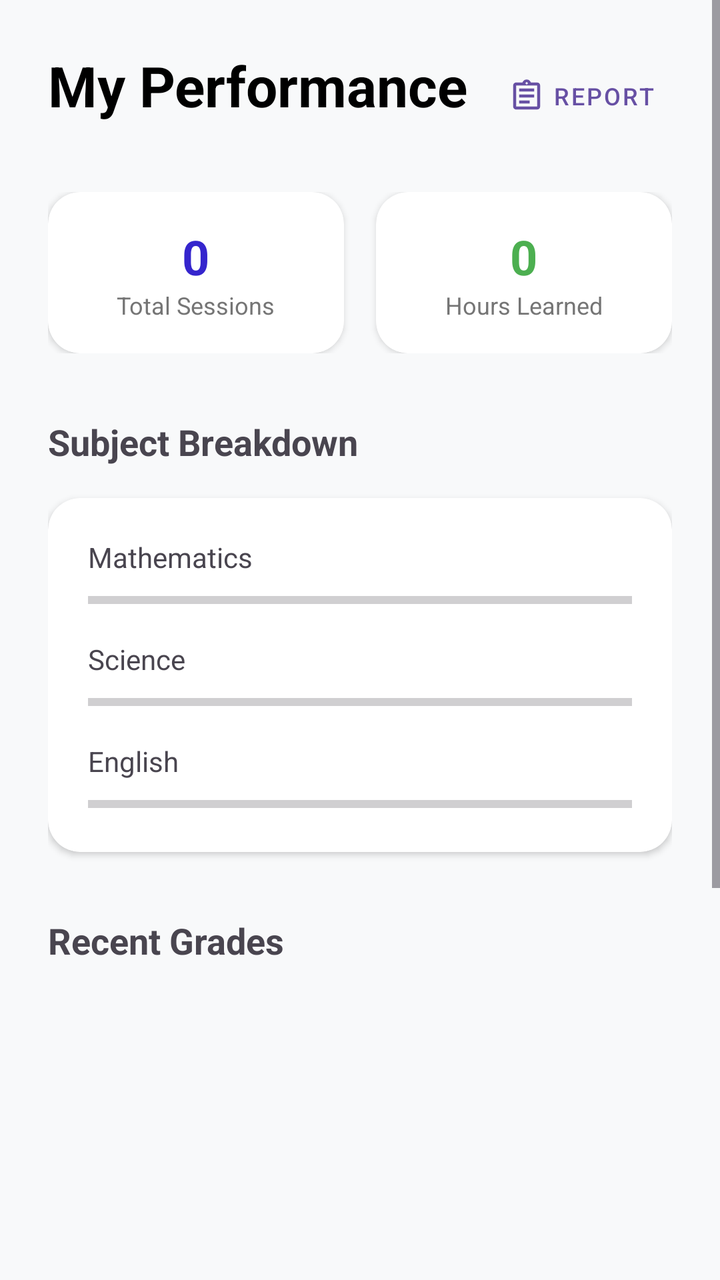
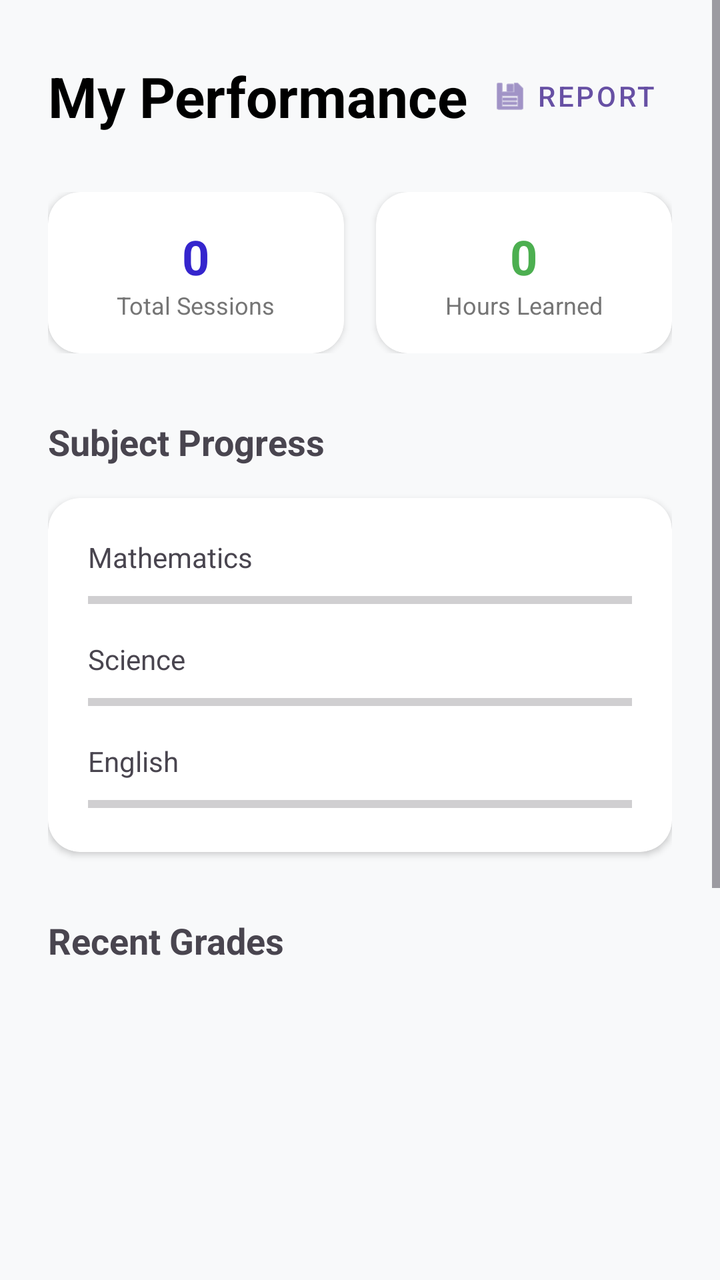

Compare the two renders of this Android layout. The source of the first and the diff that turns it into the second are given below.
<!-- AndroidManifest.xml: application theme Theme.MyTutor -->
<!-- res/layout/fragment_stats.xml -->
<?xml version="1.0" encoding="utf-8"?>
<ScrollView xmlns:android="http://schemas.android.com/apk/res/android"
    xmlns:app="http://schemas.android.com/apk/res-auto"
    xmlns:tools="http://schemas.android.com/tools"
    android:layout_width="match_parent"
    android:layout_height="match_parent"
    android:background="#F8F9FA">

    <LinearLayout
        android:layout_width="match_parent"
        android:layout_height="wrap_content"
        android:orientation="vertical"
        android:padding="24dp">

        <RelativeLayout
            android:layout_width="match_parent"
            android:layout_height="wrap_content"
            android:layout_marginBottom="24dp">

            <TextView
                android:layout_width="wrap_content"
                android:layout_height="wrap_content"
                android:text="My Performance"
                android:textSize="28sp"
                android:textStyle="bold"
                android:textColor="@color/black"
                android:layout_alignParentStart="true"/>

            <com.google.android.material.button.MaterialButton
                android:id="@+id/btnGenerateReport"
                android:layout_width="wrap_content"
                android:layout_height="wrap_content"
                android:text="Report"
                android:textSize="12sp"
                app:icon="@drawable/outline_assignment_24"
                android:layout_alignParentEnd="true"
                style="@style/Widget.MaterialComponents.Button.TextButton"/>
        </RelativeLayout>

        
        <LinearLayout
            android:layout_width="match_parent"
            android:layout_height="wrap_content"
            android:orientation="horizontal"
            android:baselineAligned="false">

            <androidx.cardview.widget.CardView
                android:layout_width="0dp"
                android:layout_height="wrap_content"
                android:layout_weight="1"
                android:layout_marginEnd="8dp"
                app:cardCornerRadius="16dp"
                app:cardElevation="2dp">
                <LinearLayout
                    android:layout_width="match_parent"
                    android:layout_height="wrap_content"
                    android:orientation="vertical"
                    android:padding="16dp"
                    android:gravity="center">
                    <TextView
                        android:id="@+id/totalSessionsCount"
                        android:layout_width="wrap_content"
                        android:layout_height="wrap_content"
                        android:text="0"
                        android:textSize="24sp"
                        android:textStyle="bold"
                        android:textColor="@color/btn"/>
                    <TextView
                        android:layout_width="wrap_content"
                        android:layout_height="wrap_content"
                        android:text="Total Sessions"
                        android:textSize="12sp"
                        android:textColor="#757575"/>
                </LinearLayout>
            </androidx.cardview.widget.CardView>

            <androidx.cardview.widget.CardView
                android:layout_width="0dp"
                android:layout_height="wrap_content"
                android:layout_weight="1"
                android:layout_marginStart="8dp"
                app:cardCornerRadius="16dp"
                app:cardElevation="2dp">
                <LinearLayout
                    android:layout_width="match_parent"
                    android:layout_height="wrap_content"
                    android:orientation="vertical"
                    android:padding="16dp"
                    android:gravity="center">
                    <TextView
                        android:id="@+id/hoursSpent"
                        android:layout_width="wrap_content"
                        android:layout_height="wrap_content"
                        android:text="0"
                        android:textSize="24sp"
                        android:textStyle="bold"
                        android:textColor="#4CAF50"/>
                    <TextView
                        android:layout_width="wrap_content"
                        android:layout_height="wrap_content"
                        android:text="Hours Learned"
                        android:textSize="12sp"
                        android:textColor="#757575"/>
                </LinearLayout>
            </androidx.cardview.widget.CardView>
        </LinearLayout>

        
        <TextView
            android:layout_width="wrap_content"
            android:layout_height="wrap_content"
            android:text="Subject Breakdown"
            android:textSize="18sp"
            android:textStyle="bold"
            android:layout_marginTop="32dp"
            android:layout_marginBottom="16dp"/>

        <androidx.cardview.widget.CardView
            android:layout_width="match_parent"
            android:layout_height="wrap_content"
            app:cardCornerRadius="16dp"
            app:cardElevation="2dp">
            <LinearLayout
                android:layout_width="match_parent"
                android:layout_height="wrap_content"
                android:orientation="vertical"
                android:padding="20dp">

                <TextView
                    android:layout_width="wrap_content"
                    android:layout_height="wrap_content"
                    android:text="Mathematics"
                    android:textSize="14sp"/>
                <ProgressBar
                    android:id="@+id/mathProgress"
                    style="?android:attr/progressBarStyleHorizontal"
                    android:layout_width="match_parent"
                    android:layout_height="8dp"
                    android:progress="0"
                    android:layout_marginTop="8dp"
                    android:layout_marginBottom="16dp"/>

                <TextView
                    android:layout_width="wrap_content"
                    android:layout_height="wrap_content"
                    android:text="Science"
                    android:textSize="14sp"/>
                <ProgressBar
                    android:id="@+id/scienceProgress"
                    style="?android:attr/progressBarStyleHorizontal"
                    android:layout_width="match_parent"
                    android:layout_height="8dp"
                    android:progress="0"
                    android:layout_marginTop="8dp"
                    android:layout_marginBottom="16dp"/>

                <TextView
                    android:layout_width="wrap_content"
                    android:layout_height="wrap_content"
                    android:text="English"
                    android:textSize="14sp"/>
                <ProgressBar
                    android:id="@+id/englishProgress"
                    style="?android:attr/progressBarStyleHorizontal"
                    android:layout_width="match_parent"
                    android:layout_height="8dp"
                    android:progress="0"
                    android:layout_marginTop="8dp"/>

            </LinearLayout>
        </androidx.cardview.widget.CardView>

        
        <TextView
            android:layout_width="wrap_content"
            android:layout_height="wrap_content"
            android:text="Recent Grades"
            android:textSize="18sp"
            android:textStyle="bold"
            android:layout_marginTop="32dp"
            android:layout_marginBottom="16dp"/>

        <FrameLayout
            android:layout_width="match_parent"
            android:layout_height="400dp">
            <ListView
                android:id="@+id/gradesListView"
                android:layout_width="match_parent"
                android:layout_height="match_parent"
                android:divider="@null"
                android:dividerHeight="0dp"
                tools:listitem="@layout/sessioninfor"/>
        </FrameLayout>

    </LinearLayout>
</ScrollView>
<!-- res/layout/sessioninfor.xml (included above) -->
<?xml version="1.0" encoding="utf-8"?>
<androidx.cardview.widget.CardView
    xmlns:android="http://schemas.android.com/apk/res/android"
    xmlns:app="http://schemas.android.com/apk/res-auto"
    android:layout_width="match_parent"
    android:layout_height="wrap_content"
    android:layout_marginHorizontal="8dp"
    android:layout_marginVertical="6dp"
    app:cardCornerRadius="16dp"
    app:cardElevation="4dp"
    app:cardBackgroundColor="@color/white">

    <LinearLayout
        android:layout_width="match_parent"
        android:layout_height="wrap_content"
        android:orientation="horizontal"
        android:padding="16dp"
        android:gravity="center_vertical">

        
        <androidx.cardview.widget.CardView
            android:layout_width="56dp"
            android:layout_height="56dp"
            app:cardCornerRadius="12dp"
            app:cardElevation="0dp"
            app:cardBackgroundColor="#F0EFFF">

            <ImageView
                android:layout_width="28dp"
                android:layout_height="28dp"
                android:layout_gravity="center"
                app:srcCompat="@drawable/outline_aspect_ratio_24"
                app:tint="@color/btn" />
        </androidx.cardview.widget.CardView>

        <LinearLayout
            android:layout_width="0dp"
            android:layout_height="wrap_content"
            android:layout_weight="1"
            android:layout_marginStart="16dp"
            android:orientation="vertical">

            <TextView
                android:id="@+id/subject"
                android:layout_width="wrap_content"
                android:layout_height="wrap_content"
                android:textSize="12sp"
                android:textStyle="bold"
                android:textColor="@color/btn"
                android:textAllCaps="true"
                android:letterSpacing="0.05"
                android:text="Mathematics" />

            <TextView
                android:id="@+id/topic"
                android:layout_width="wrap_content"
                android:layout_height="wrap_content"
                android:textSize="18sp"
                android:textStyle="bold"
                android:textColor="@color/black"
                android:layout_marginTop="2dp"
                android:text="Tutor/Student Name" />

            <TextView
                android:id="@+id/Classdate"
                android:layout_width="wrap_content"
                android:layout_height="wrap_content"
                android:textSize="13sp"
                android:textColor="#757575"
                android:layout_marginTop="4dp"
                android:text="Scheduled Date" />
        </LinearLayout>

        
        <LinearLayout
            android:layout_width="wrap_content"
            android:layout_height="wrap_content"
            android:orientation="vertical"
            android:gravity="end">

            <TextView
                android:id="@+id/attendanceValue"
                android:layout_width="wrap_content"
                android:layout_height="wrap_content"
                android:textSize="11sp"
                android:textStyle="bold"
                android:textColor="#FF9800"
                android:text="PRESENT"
                android:visibility="gone"/>

            <TextView
                android:id="@+id/gradeValue"
                android:layout_width="wrap_content"
                android:layout_height="wrap_content"
                android:textSize="16sp"
                android:textStyle="bold"
                android:textColor="#4CAF50"
                android:text="A+"
                android:layout_marginTop="2dp"
                android:visibility="gone"/>
        </LinearLayout>

        
        <ImageView
            android:layout_width="16dp"
            android:layout_height="16dp"
            android:alpha="0.2"
            android:layout_marginStart="8dp"
            app:srcCompat="@drawable/left_arrow_svgrepo_com"
            android:rotation="180" />

    </LinearLayout>
</androidx.cardview.widget.CardView>
<!-- resources referenced by this layout -->
<resources>
  <color name="black">#FF000000</color>
  <color name="btn">#3525CD</color>
  <color name="white">#FFFFFFFF</color>
  <!-- drawable left_arrow_svgrepo_com (drawable) -->
  <vector xmlns:android="http://schemas.android.com/apk/res/android"
      android:width="800dp"
      android:height="800dp"
      android:viewportWidth="24"
      android:viewportHeight="24">
    <path
        android:pathData="M21,11H5.41l1.3,-1.29A1,1 0,0 0,5.29 8.29l-3,3a1,1 0,0 0,0 1.42l3,3a1,1 0,0 0,1.42 0,1 1,0 0,0 0,-1.42L5.41,13H21a1,1 0,0 0,0 -2Z"
        android:fillColor="#000000"/>
  </vector>
  <!-- drawable outline_aspect_ratio_24 (drawable) -->
  <vector xmlns:android="http://schemas.android.com/apk/res/android" android:height="24dp" android:tint="#000000" android:viewportHeight="24" android:viewportWidth="24" android:width="24dp">
        
      <path android:fillColor="@android:color/white" android:pathData="M19,12h-2v3h-3v2h5v-5zM7,9h3L10,7L5,7v5h2L7,9zM21,3L3,3c-1.1,0 -2,0.9 -2,2v14c0,1.1 0.9,2 2,2h18c1.1,0 2,-0.9 2,-2L23,5c0,-1.1 -0.9,-2 -2,-2zM21,19.01L3,19.01L3,4.99h18v14.02z"/>
      
  </vector>
  <!-- drawable outline_assignment_24 (drawable) -->
  <vector xmlns:android="http://schemas.android.com/apk/res/android" android:autoMirrored="true" android:height="24dp" android:tint="#000000" android:viewportHeight="24" android:viewportWidth="24" android:width="24dp">
        
      <path android:fillColor="@android:color/white" android:pathData="M7,15h7v2L7,17zM7,11h10v2L7,13zM7,7h10v2L7,9zM19,3h-4.18C14.4,1.84 13.3,1 12,1c-1.3,0 -2.4,0.84 -2.82,2L5,3c-0.14,0 -0.27,0.01 -0.4,0.04 -0.39,0.08 -0.74,0.28 -1.01,0.55 -0.18,0.18 -0.33,0.4 -0.43,0.64 -0.1,0.23 -0.16,0.49 -0.16,0.77v14c0,0.27 0.06,0.54 0.16,0.78s0.25,0.45 0.43,0.64c0.27,0.27 0.62,0.47 1.01,0.55 0.13,0.02 0.26,0.03 0.4,0.03h14c1.1,0 2,-0.9 2,-2L21,5c0,-1.1 -0.9,-2 -2,-2zM12,2.75c0.41,0 0.75,0.34 0.75,0.75s-0.34,0.75 -0.75,0.75 -0.75,-0.34 -0.75,-0.75 0.34,-0.75 0.75,-0.75zM19,19L5,19L5,5h14v14z"/>
      
  </vector>
  <style name="Theme.MyTutor" parent="Base.Theme.MyTutor" />
  <style name="Base.Theme.MyTutor" parent="Theme.Material3.DayNight.NoActionBar">
          
          
      </style>
</resources>

<!-- the commit's change to res/layout/fragment_stats.xml (unified diff, before → after) -->
@@ -12,31 +12,32 @@
         android:orientation="vertical"
         android:padding="24dp">
 
-        <RelativeLayout
+
+
+        <LinearLayout
             android:layout_width="match_parent"
             android:layout_height="wrap_content"
+            android:orientation="horizontal"
+            android:gravity="center_vertical"
             android:layout_marginBottom="24dp">
 
             <TextView
-                android:layout_width="wrap_content"
-                android:layout_height="wrap_content"
+                android:layout_width="0dp"
+                android:layout_height="wrap_content"
+                android:layout_weight="1"
                 android:text="My Performance"
                 android:textSize="28sp"
                 android:textStyle="bold"
-                android:textColor="@color/black"
-                android:layout_alignParentStart="true"/>
+                android:textColor="@color/black" />
 
             <com.google.android.material.button.MaterialButton
                 android:id="@+id/btnGenerateReport"
+                style="@style/Widget.MaterialComponents.Button.TextButton"
                 android:layout_width="wrap_content"
                 android:layout_height="wrap_content"
                 android:text="Report"
-                android:textSize="12sp"
-                app:icon="@drawable/outline_assignment_24"
-                android:layout_alignParentEnd="true"
-                style="@style/Widget.MaterialComponents.Button.TextButton"/>
-        </RelativeLayout>
-
+                app:icon="@android:drawable/ic_menu_save" />
+        </LinearLayout>
         
         <LinearLayout
             android:layout_width="match_parent"
@@ -109,11 +110,11 @@
         <TextView
             android:layout_width="wrap_content"
             android:layout_height="wrap_content"
-            android:text="Subject Breakdown"
+            android:layout_marginTop="32dp"
+            android:layout_marginBottom="16dp"
+            android:text="Subject Progress"
             android:textSize="18sp"
-            android:textStyle="bold"
-            android:layout_marginTop="32dp"
-            android:layout_marginBottom="16dp"/>
+            android:textStyle="bold" />
 
         <androidx.cardview.widget.CardView
             android:layout_width="match_parent"
<!-- resource entries referenced after the edit -->
@@ -19,12 +19,6 @@
       <path android:fillColor="@android:color/white" android:pathData="M19,12h-2v3h-3v2h5v-5zM7,9h3L10,7L5,7v5h2L7,9zM21,3L3,3c-1.1,0 -2,0.9 -2,2v14c0,1.1 0.9,2 2,2h18c1.1,0 2,-0.9 2,-2L23,5c0,-1.1 -0.9,-2 -2,-2zM21,19.01L3,19.01L3,4.99h18v14.02z"/>
       
   </vector>
-  <!-- drawable outline_assignment_24 (drawable) -->
-  <vector xmlns:android="http://schemas.android.com/apk/res/android" android:autoMirrored="true" android:height="24dp" android:tint="#000000" android:viewportHeight="24" android:viewportWidth="24" android:width="24dp">
-        
-      <path android:fillColor="@android:color/white" android:pathData="M7,15h7v2L7,17zM7,11h10v2L7,13zM7,7h10v2L7,9zM19,3h-4.18C14.4,1.84 13.3,1 12,1c-1.3,0 -2.4,0.84 -2.82,2L5,3c-0.14,0 -0.27,0.01 -0.4,0.04 -0.39,0.08 -0.74,0.28 -1.01,0.55 -0.18,0.18 -0.33,0.4 -0.43,0.64 -0.1,0.23 -0.16,0.49 -0.16,0.77v14c0,0.27 0.06,0.54 0.16,0.78s0.25,0.45 0.43,0.64c0.27,0.27 0.62,0.47 1.01,0.55 0.13,0.02 0.26,0.03 0.4,0.03h14c1.1,0 2,-0.9 2,-2L21,5c0,-1.1 -0.9,-2 -2,-2zM12,2.75c0.41,0 0.75,0.34 0.75,0.75s-0.34,0.75 -0.75,0.75 -0.75,-0.34 -0.75,-0.75 0.34,-0.75 0.75,-0.75zM19,19L5,19L5,5h14v14z"/>
-      
-  </vector>
   <style name="Theme.MyTutor" parent="Base.Theme.MyTutor" />
   <style name="Base.Theme.MyTutor" parent="Theme.Material3.DayNight.NoActionBar">
           
